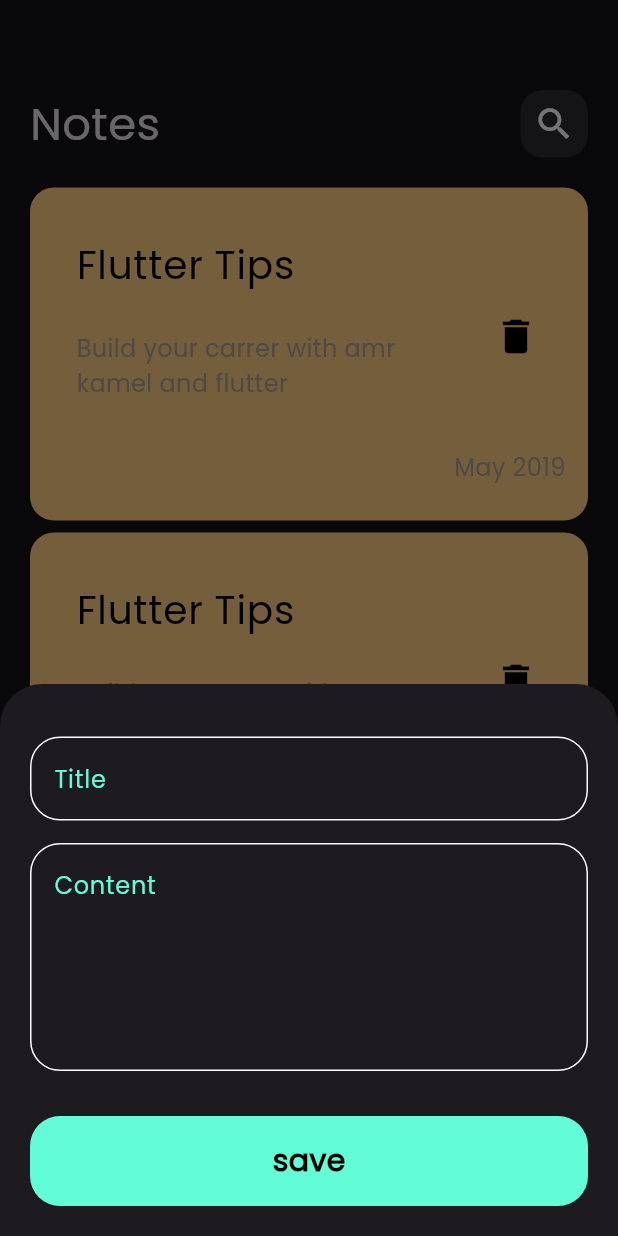
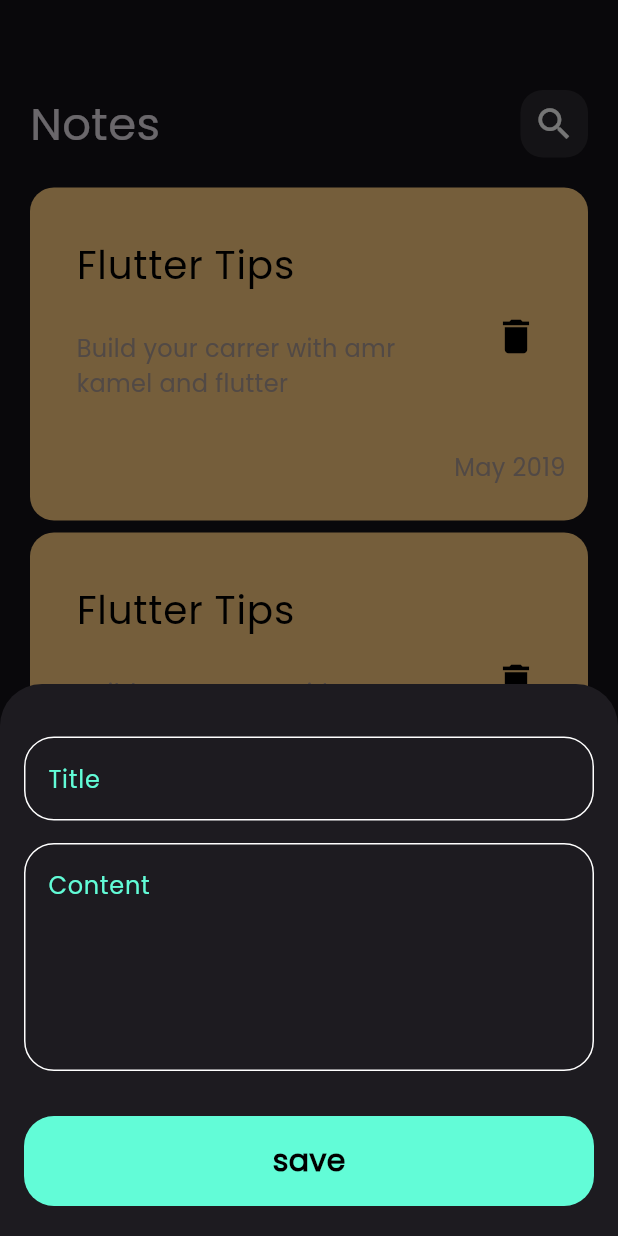
Before and after one commit to Amr2626/notes_app, a Flutter app: the screen it shows after launch, after a tap on the "add" icon, on a phone screen of 412 x 824 dp. Run offline on Flutter 3.47's test engine with Material 3 defaults, Android fonts, the phone set to English and light mode, and no system bars; our stand-ins replace bloc, flutter_bloc, hive, hive_flutter; accounts and stored records are empty.

Commit message:
create notes state

```diff
--- a/lib/views/notes_view.dart
+++ b/lib/views/notes_view.dart
@@ -10,6 +10,7 @@ class NotesView extends StatelessWidget {
       floatingActionButton: FloatingActionButton(
         onPressed: () {
           showModalBottomSheet(
+            isScrollControlled: true,
             shape: const RoundedRectangleBorder(
               borderRadius: BorderRadius.vertical(top: Radius.circular(28)),
             ),
--- a/lib/widgets/add_note_bottom_sheet.dart
+++ b/lib/widgets/add_note_bottom_sheet.dart
@@ -9,8 +9,6 @@ class AddNoteBottomSheet extends StatelessWidget {
   Widget build(BuildContext context) {
     return BlocProvider(
       create: (context) => AddNoteCubit(),
-      child: Padding(
-        padding: EdgeInsets.symmetric(horizontal: 20),
       child: BlocConsumer<AddNoteCubit, AddNoteState>(
         listener: (context, state) {
           if (state is AddNoteFailure) {
@@ -23,10 +21,16 @@ class AddNoteBottomSheet extends StatelessWidget {
         builder: (context, state) {
           return AbsorbPointer(
             absorbing: state is AddNoteLoading ? true : false,
+            child: Padding(
+              padding: EdgeInsets.only(
+                left: 16,
+                right: 16,
+                bottom: MediaQuery.of(context).viewInsets.bottom,
+              ),
               child: const SingleChildScrollView(child: AddNoteForm()),
+            ),
           );
         },
-        ),
       ),
     );
   }
```
Also changed, not shown: lib/cubits/note_cubit/note_cubit.dart (added, +9 -0 lines), lib/cubits/note_cubit/note_state.dart (added, +20 -0 lines). Lines whose indentation alone changed are shown as unchanged.
